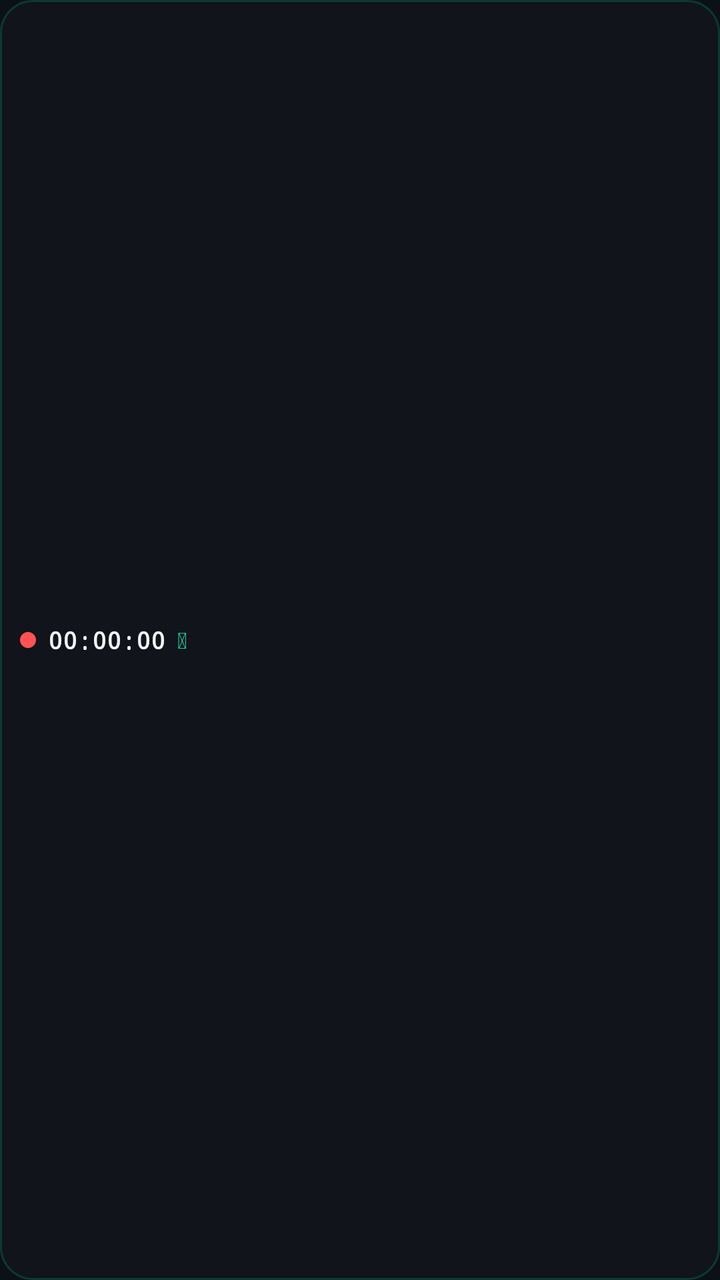
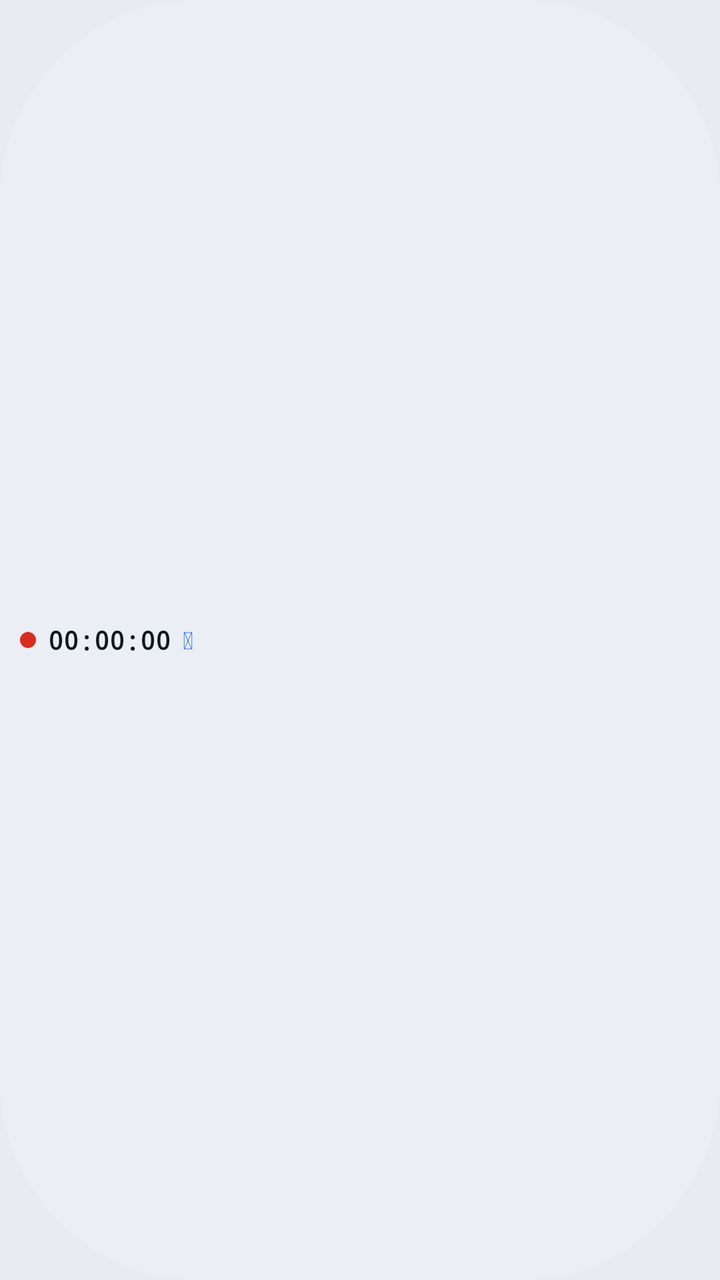

Two renders of the same Android screen: before a commit and after it. Below are the layout's source before the change and the commit's diff.
<!-- AndroidManifest.xml: application theme Theme.Sophon -->
<!-- res/layout/view_status_bar_capsule.xml -->
<?xml version="1.0" encoding="utf-8"?>
<LinearLayout xmlns:android="http://schemas.android.com/apk/res/android"
    android:id="@+id/capsule_root"
    android:layout_width="wrap_content"
    android:layout_height="32dp"
    android:background="@drawable/bg_capsule_pill"
    android:gravity="center_vertical"
    android:orientation="horizontal"
    android:paddingHorizontal="10dp">

    
    <View
        android:id="@+id/view_rec_dot"
        android:layout_width="8dp"
        android:layout_height="8dp"
        android:background="@drawable/bg_badge_pill"
        android:backgroundTint="@color/accent_danger" />

    
    <TextView
        android:id="@+id/tv_capsule_time"
        android:layout_width="wrap_content"
        android:layout_height="wrap_content"
        android:layout_marginStart="6dp"
        android:fontFamily="monospace"
        android:text="00:00:00"
        android:textColor="@color/text_primary"
        android:textSize="12sp"
        android:textStyle="bold" />

    
    <TextView
        android:id="@+id/tv_capsule_usb"
        android:layout_width="wrap_content"
        android:layout_height="wrap_content"
        android:layout_marginStart="6dp"
        android:text="🖫"
        android:textColor="@color/flyme_cyan"
        android:textSize="11sp" />

</LinearLayout>
<!-- resources referenced by this layout -->
<resources>
  <color name="accent_danger">#FFFF5252</color>
  <color name="flyme_cyan">#FF1AE5A3</color>
  <color name="text_primary">#FFF2F6FA</color>
  <!-- drawable bg_badge_pill (drawable) -->
  <?xml version="1.0" encoding="utf-8"?>
  <shape xmlns:android="http://schemas.android.com/apk/res/android"
      android:shape="rectangle">
      <corners android:radius="50dp" />
      <solid android:color="@color/bg_card_elevated" />
      <stroke
          android:width="1dp"
          android:color="@color/stroke_glass_card" />
  </shape>
  <!-- drawable bg_capsule_pill (drawable) -->
  <?xml version="1.0" encoding="utf-8"?>
  <shape xmlns:android="http://schemas.android.com/apk/res/android"
      android:shape="rectangle">
      <corners android:radius="16dp" />
      <solid android:color="#E612151B" />
      <stroke
          android:width="1dp"
          android:color="#3300D4AA" />
  </shape>
  <style name="Theme.Sophon" parent="Theme.Material3.Dark.NoActionBar">
          <item name="android:statusBarColor">@color/bg_cockpit_dark</item>
          <item name="android:navigationBarColor">@color/bg_cockpit_dark</item>
          <item name="android:windowBackground">@color/bg_cockpit_dark</item>
          <item name="colorPrimary">@color/flyme_cyan</item>
          <item name="colorSecondary">@color/flyme_blue</item>
      </style>
  <color name="bg_card_elevated">#FF182433</color>
  <color name="stroke_glass_card">#FF233446</color>
  <color name="bg_cockpit_dark">#FF0B1117</color>
  <color name="flyme_blue">#FF0A84FF</color>
</resources>

<!-- the commit's change to res/layout/view_status_bar_capsule.xml (unified diff, before → after) -->
@@ -3,7 +3,7 @@
     android:id="@+id/capsule_root"
     android:layout_width="wrap_content"
     android:layout_height="32dp"
-    android:background="@drawable/bg_capsule_pill"
+    android:background="@drawable/sp_bg_pill"
     android:gravity="center_vertical"
     android:orientation="horizontal"
     android:paddingHorizontal="10dp">
@@ -13,8 +13,8 @@
         android:id="@+id/view_rec_dot"
         android:layout_width="8dp"
         android:layout_height="8dp"
-        android:background="@drawable/bg_badge_pill"
-        android:backgroundTint="@color/accent_danger" />
+        android:background="@drawable/sp_bg_pill"
+        android:backgroundTint="@color/sp_dg" />
 
     
     <TextView
@@ -24,8 +24,8 @@
         android:layout_marginStart="6dp"
         android:fontFamily="monospace"
         android:text="00:00:00"
-        android:textColor="@color/text_primary"
-        android:textSize="12sp"
+        android:textColor="@color/sp_tx"
+        android:textSize="13sp"
         android:textStyle="bold" />
 
     
@@ -35,7 +35,7 @@
         android:layout_height="wrap_content"
         android:layout_marginStart="6dp"
         android:text="🖫"
-        android:textColor="@color/flyme_cyan"
-        android:textSize="11sp" />
+        android:textColor="@color/sp_ac"
+        android:textSize="12sp" />
 
 </LinearLayout>
<!-- resource entries referenced after the edit -->
@@ -1,38 +1,36 @@
 <!-- resources referenced by this layout -->
 <resources>
-  <color name="accent_danger">#FFFF5252</color>
-  <color name="flyme_cyan">#FF1AE5A3</color>
-  <color name="text_primary">#FFF2F6FA</color>
-  <!-- drawable bg_badge_pill (drawable) -->
+  <color name="sp_ac">#FF3572F4</color>
+  <color name="sp_dg">#FFD92D20</color>
+  <color name="sp_tx">#FF111620</color>
+  <!-- drawable sp_bg_pill (drawable) -->
   <?xml version="1.0" encoding="utf-8"?>
   <shape xmlns:android="http://schemas.android.com/apk/res/android"
       android:shape="rectangle">
-      <corners android:radius="50dp" />
-      <solid android:color="@color/bg_card_elevated" />
-      <stroke
-          android:width="1dp"
-          android:color="@color/stroke_glass_card" />
+      <corners android:radius="@dimen/sp_r_pill" />
+      <solid android:color="@color/sp_surf3" />
   </shape>
-  <!-- drawable bg_capsule_pill (drawable) -->
-  <?xml version="1.0" encoding="utf-8"?>
-  <shape xmlns:android="http://schemas.android.com/apk/res/android"
-      android:shape="rectangle">
-      <corners android:radius="16dp" />
-      <solid android:color="#E612151B" />
-      <stroke
-          android:width="1dp"
-          android:color="#3300D4AA" />
-  </shape>
-  <style name="Theme.Sophon" parent="Theme.Material3.Dark.NoActionBar">
-          <item name="android:statusBarColor">@color/bg_cockpit_dark</item>
-          <item name="android:navigationBarColor">@color/bg_cockpit_dark</item>
-          <item name="android:windowBackground">@color/bg_cockpit_dark</item>
-          <item name="colorPrimary">@color/flyme_cyan</item>
-          <item name="colorSecondary">@color/flyme_blue</item>
+  <style name="Theme.Sophon" parent="Theme.Material3.DayNight.NoActionBar">
+          <item name="android:statusBarColor">@color/sp_page</item>
+          <item name="android:navigationBarColor">@color/sp_page</item>
+          <item name="android:windowBackground">@color/sp_page</item>
+          <item name="android:windowLightStatusBar">true</item>
+  
+          
+          <item name="colorPrimary">@color/sp_ac</item>
+          <item name="colorPrimaryDark">@color/sp_ac2</item>
+          <item name="colorSecondary">@color/sp_ac2</item>
+          <item name="colorAccent">@color/sp_ac</item>
+          <item name="colorError">@color/sp_dg</item>
+  
+          <item name="android:textColorPrimary">@color/sp_tx</item>
+          <item name="android:textColorSecondary">@color/sp_tx2</item>
+          <item name="android:colorBackground">@color/sp_page</item>
       </style>
-  <color name="bg_card_elevated">#FF182433</color>
-  <color name="stroke_glass_card">#FF233446</color>
-  <color name="bg_cockpit_dark">#FF0B1117</color>
-  <color name="flyme_blue">#FF0A84FF</color>
+  <dimen name="sp_r_pill">100dp</dimen>
+  <color name="sp_surf3">#FFEBEFF4</color>
+  <color name="sp_page">#FFE8ECF1</color>
+  <color name="sp_ac2">#FF2557C8</color>
+  <color name="sp_tx2">#FF5A6675</color>
 </resources>
 
